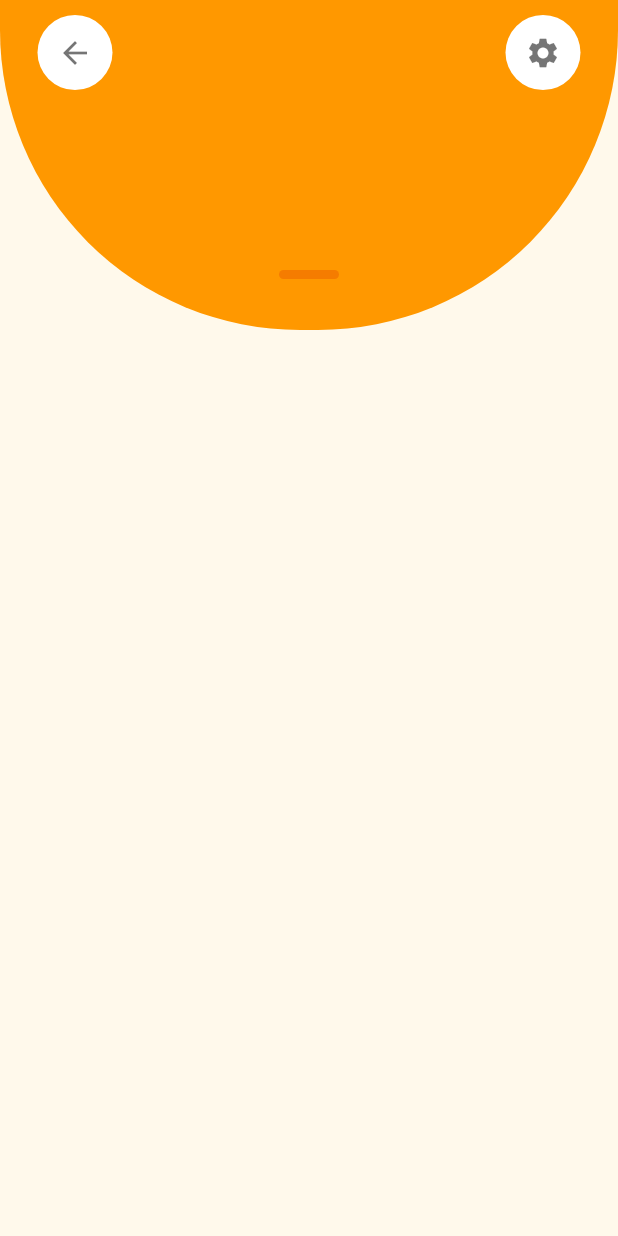
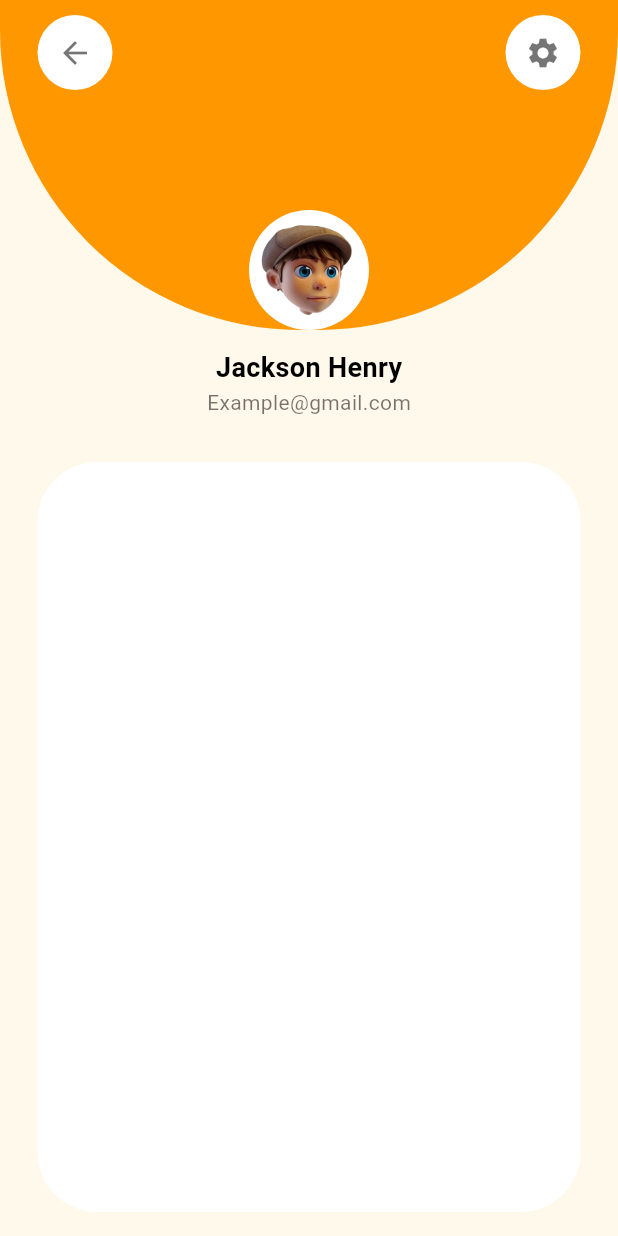
Before and after one commit to sumit-jangid-1708/skilllink, a Flutter app: the ProfileScreen screen opened by its route, on a phone screen of 412 x 824 dp. Run offline on Flutter 3.47's test engine with Material 3 defaults, Android fonts, the phone set to English and light mode, and no system bars; our stand-ins replace fluttertoast, get, intl_phone_field, shared_preferences; accounts and stored records are empty.

Commit message:
add avator image, make profile header and add it in the profile screen.

```diff
--- /dev/null
+++ b/lib/res/components/widgets/profileHeader.dart
@@ -0,0 +1,63 @@
+import 'package:flutter/material.dart';
+import 'package:skill_link/res/colors/app_color.dart';
+
+class ProfileHeader extends StatelessWidget {
+  final String avatarPath;
+  final String name;
+  final String email;
+
+  const ProfileHeader({
+    Key? key,
+    required this.avatarPath,
+    required this.name,
+    required this.email,
+  }) : super(key: key);
+
+  @override
+  Widget build(BuildContext context) {
+    return SizedBox(  // ✅ Fix infinite width issue
+      // width: MediaQuery.of(context).size.width, // screen width ke equal
+      child: Container(
+        decoration: BoxDecoration(
+          // color: Colors.orange,
+          // borderRadius: BorderRadius.only(
+          //   bottomLeft: Radius.circular(40),
+          //   bottomRight: Radius.circular(40),
+          // ),
+          borderRadius: BorderRadius.circular(50),
+        ),
+        padding: const EdgeInsets.symmetric(vertical: 30, horizontal: 16),
+        child: Column(
+          children: [
+            // Avatar
+            CircleAvatar(
+              backgroundColor: AppColor.white,
+              radius: 40,
+              backgroundImage: AssetImage("assets/images/avatar.png"),
+            ),
+            const SizedBox(height: 12),
+
+            // Name
+            Text(
+              name,
+              style: const TextStyle(
+                fontSize: 18,
+                fontWeight: FontWeight.bold,
+                color: Colors.black,
+              ),
+            ),
+
+            // Email
+            Text(
+              email,
+              style: const TextStyle(
+                fontSize: 14,
+                color: Colors.black54,
+              ),
+            ),
+          ],
+        ),
+      ),
+    );
+  }
+}
--- a/lib/view/profile_screen/profile_screen.dart
+++ b/lib/view/profile_screen/profile_screen.dart
@@ -3,6 +3,7 @@
 import 'package:skill_link/utils/curved_background.dart';
 
 import '../../res/colors/app_color.dart' show AppColor;
+import '../../res/components/widgets/profileHeader.dart';
 
 class ProfileScreen extends StatelessWidget {
   const ProfileScreen({super.key});
@@ -55,9 +56,24 @@
                         ),
                       ),
                     ),
+
                   ],
-                )
+                ),
+                  SizedBox(height: 50,),
+                  ProfileHeader(
+                    avatarPath: "assets/images/avatar.png",
+                    name: "Jackson Henry",
+                    email: "Example@gmail.com",
+                  ),
 
+                  Container(
+                    width: double.infinity,
+                    height: 500,
+                    decoration: BoxDecoration(
+                      color: AppColor.white,
+                      borderRadius: BorderRadius.circular(40)
+                    ),
+                  )
               ],
             ),
           )),
```
Also changed, not shown: assets/images/avatar.png (added).
